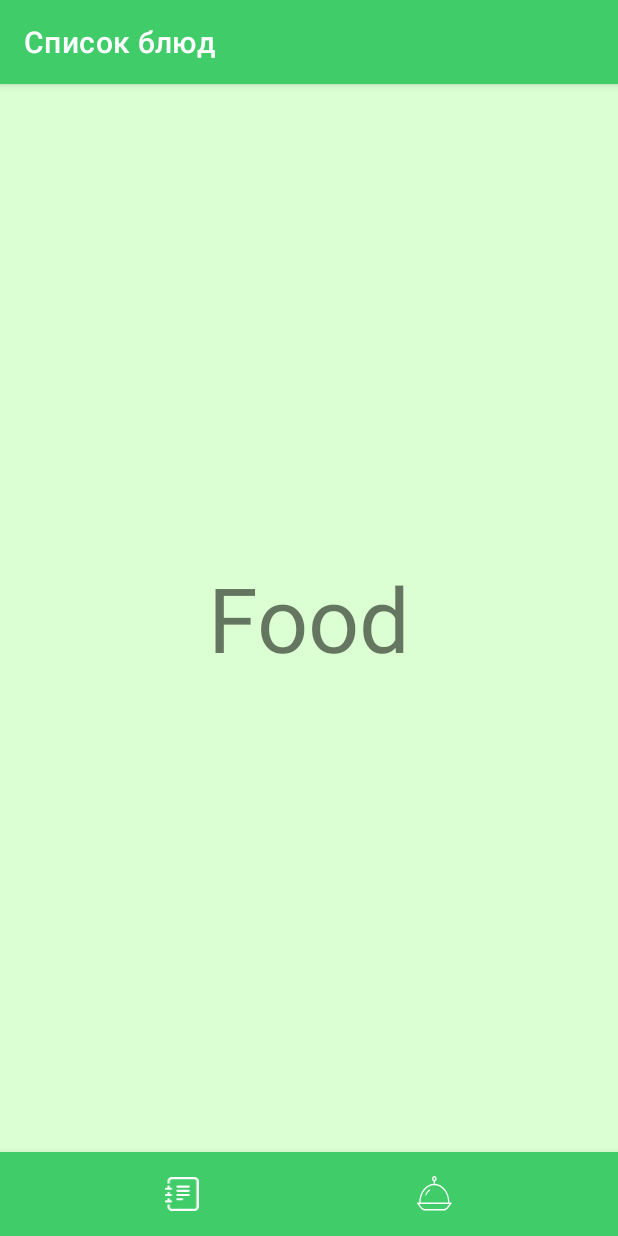
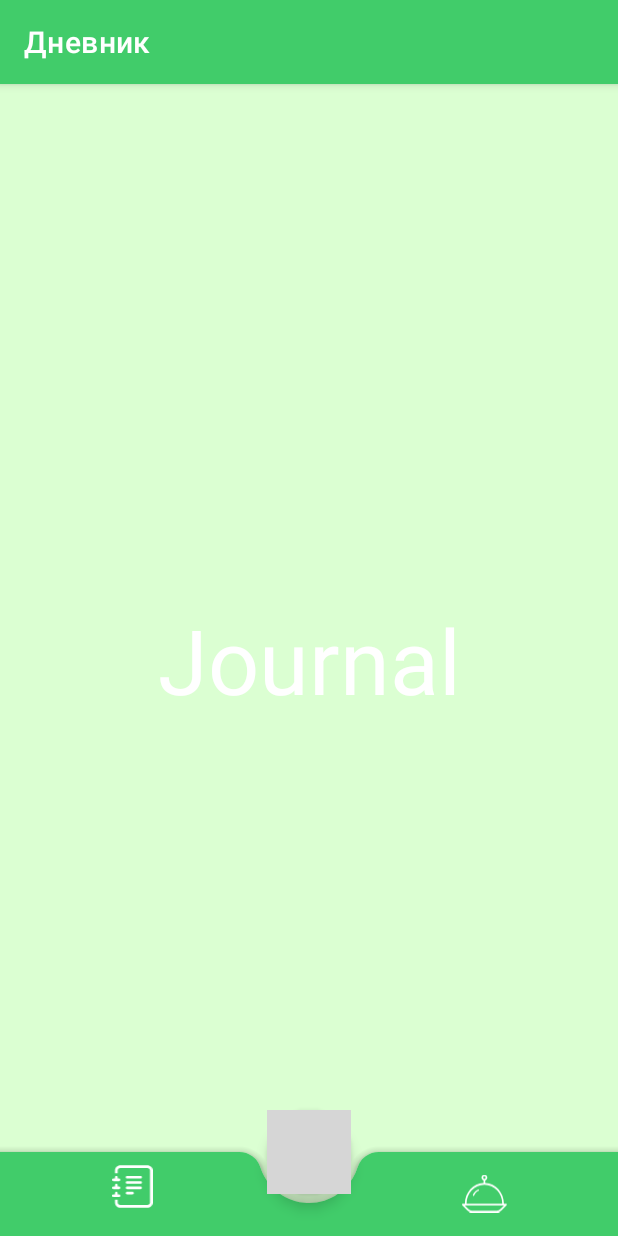
Before and after one commit to Designeed/Healthy, an Android app: the screen it shows after launch (MainActivity), item 2 of the bottom bar chosen, on a phone screen of 412 x 824 dp. Run offline under Robolectric (Android 15) with nearby library versions, the phone set to English and light mode, and no system bars; our stand-ins replace navigation-ui; grey boxes are pictures that could not be loaded.

Commit message:
added bottom app bar

```diff
--- a/app/build.gradle
+++ b/app/build.gradle
@@ -50,6 +50,7 @@ dependencies {
     implementation 'org.jetbrains.kotlinx:kotlinx-coroutines-android:1.6.0'
     implementation 'androidx.legacy:legacy-support-v4:1.0.0'
 
+    //for unit-test
     testImplementation 'junit:junit:4.+'
     androidTestImplementation 'androidx.test.ext:junit:1.1.3'
     androidTestImplementation 'androidx.test.espresso:espresso-core:3.4.0'
--- a/app/src/main/java/com/example/healthy/presentation/MainActivity.kt
+++ b/app/src/main/java/com/example/healthy/presentation/MainActivity.kt
@@ -7,21 +7,23 @@ import androidx.navigation.ui.AppBarConfiguration
 import androidx.navigation.ui.setupActionBarWithNavController
 import androidx.navigation.ui.setupWithNavController
 import com.example.healthy.R
+import com.example.healthy.R.id.bottomNavigationView
 import com.google.android.material.bottomnavigation.BottomNavigationView
 
 class MainActivity : AppCompatActivity() {
-
-
     override fun onCreate(savedInstanceState: Bundle?) {
         super.onCreate(savedInstanceState)
         setContentView(R.layout.activity_main)
 
-        val bottomNavigationView = findViewById<BottomNavigationView>(R.id.bottom_navigation)
+        findViewById<BottomNavigationView>(bottomNavigationView).menu.getItem(1).isEnabled = false
+
+        val bottomNavigationView: BottomNavigationView = findViewById(bottomNavigationView)
         val navController = findNavController(R.id.containerView)
 
         bottomNavigationView.setupWithNavController(navController)
 
-        val appBarConfiguration = AppBarConfiguration(setOf(R.id.fragment_food ,R.id.fragment_journal))
+        val appBarConfiguration = AppBarConfiguration(setOf(R.id.fragment_journal ,R.id.fragment_food))
+
         setupActionBarWithNavController(navController, appBarConfiguration)
     }
 }
--- a/app/src/main/res/drawable/ic_food.xml
+++ b/app/src/main/res/drawable/ic_food.xml
@@ -1,9 +1,9 @@
 <?xml version="1.0" encoding="utf-8"?>
 <vector xmlns:android="http://schemas.android.com/apk/res/android"
-    android:width="50dp"
-    android:height="50dp"
-    android:viewportWidth="30"
-    android:viewportHeight="24">
+    android:width="30dp"
+    android:height="25dp"
+    android:viewportWidth="29"
+    android:viewportHeight="23">
 
     <path
         android:fillColor="#ffffff"
--- a/app/src/main/res/drawable/ic_journal.xml
+++ b/app/src/main/res/drawable/ic_journal.xml
@@ -1,7 +1,7 @@
 <?xml version="1.0" encoding="utf-8"?>
 <vector xmlns:android="http://schemas.android.com/apk/res/android"
-    android:width="33dp"
-    android:height="36dp"
+    android:width="23dp"
+    android:height="26dp"
     android:viewportWidth="23"
     android:viewportHeight="26">
 
--- a/app/src/main/res/layout/activity_main.xml
+++ b/app/src/main/res/layout/activity_main.xml
@@ -1,32 +1,56 @@
 <?xml version="1.0" encoding="utf-8"?>
-<androidx.constraintlayout.widget.ConstraintLayout xmlns:android="http://schemas.android.com/apk/res/android"
+<androidx.coordinatorlayout.widget.CoordinatorLayout xmlns:android="http://schemas.android.com/apk/res/android"
     xmlns:app="http://schemas.android.com/apk/res-auto"
     xmlns:tools="http://schemas.android.com/tools"
     android:layout_width="match_parent"
     android:layout_height="match_parent"
     tools:context=".presentation.MainActivity">
 
+    <androidx.core.widget.NestedScrollView
+        android:layout_width="match_parent"
+        android:layout_height="match_parent"
+        android:fillViewport="true"
+        android:fitsSystemWindows="true"
+        app:layout_behavior="@string/appbar_scrolling_view_behavior">
+
         <fragment
             android:id="@+id/containerView"
             android:layout_width="match_parent"
             android:layout_height="0dp"
             android:name="androidx.navigation.fragment.NavHostFragment"
-        app:layout_constraintLeft_toLeftOf="parent"
-        app:layout_constraintTop_toTopOf="parent"
-        app:layout_constraintLeft_toRightOf="parent"
-        app:layout_constraintBottom_toTopOf="@id/bottom_navigation"
+            android:layout_gravity="top"
             app:defaultNavHost="true"
             app:navGraph="@navigation/nav_app"/>
+    </androidx.core.widget.NestedScrollView>
+
+    <com.google.android.material.bottomappbar.BottomAppBar
+        android:id="@+id/bottomAppBar"
+        android:layout_width="match_parent"
+        android:layout_height="wrap_content"
+        android:layout_gravity="bottom"
+        app:fabCradleRoundedCornerRadius="15dp"
+        app:fabCradleMargin="6dp"
+        style="@style/AppBarColor">
 
         <com.google.android.material.bottomnavigation.BottomNavigationView
-        android:id="@+id/bottom_navigation"
+            android:id="@+id/bottomNavigationView"
             android:layout_width="match_parent"
             android:layout_height="wrap_content"
-        app:layout_constraintBottom_toBottomOf="parent"
-        app:layout_constraintLeft_toLeftOf="parent"
-        app:layout_constraintRight_toRightOf="parent"
-        app:labelVisibilityMode="unlabeled"
-        app:menu="@menu/menu"
-        style="@style/BottomNavigation"/>
+            android:layout_marginStart="30dp"
+            android:layout_marginEnd="30dp"
+            app:itemIconSize="30dp"
+            app:elevation="0dp"
+            android:background="@android:color/transparent"
+            app:itemIconTint="@color/white"
+            app:labelVisibilityMode="selected"
+            app:menu="@menu/menu"/>
+    </com.google.android.material.bottomappbar.BottomAppBar>
 
-</androidx.constraintlayout.widget.ConstraintLayout>
+    <com.google.android.material.floatingactionbutton.FloatingActionButton
+        android:id="@+id/fab"
+        android:layout_width="wrap_content"
+        android:layout_height="wrap_content"
+        android:src="@drawable/ic_add_note"
+        app:layout_anchor="@id/bottomAppBar"
+        tools:ignore="ContentDescription,SpeakableTextPresentCheck,ImageContrastCheck" />
+</androidx.coordinatorlayout.widget.CoordinatorLayout>
--- a/app/src/main/res/layout/fragment_food.xml
+++ b/app/src/main/res/layout/fragment_food.xml
@@ -9,6 +9,7 @@
         android:layout_width="match_parent"
         android:layout_height="match_parent"
         android:text="Food"
+        android:textColor="@color/white"
         android:textSize="60sp"
         android:gravity="center"/>
 
--- a/app/src/main/res/layout/fragment_journal.xml
+++ b/app/src/main/res/layout/fragment_journal.xml
@@ -8,8 +8,8 @@
     <TextView
         android:layout_width="match_parent"
         android:layout_height="match_parent"
-        android:text="journal"
-        android:textSize="60sp"
-        android:gravity="center"/>
-
+        android:gravity="center"
+        android:text="Journal"
+        android:textColor="@color/white"
+        android:textSize="60sp" />
 </androidx.constraintlayout.widget.ConstraintLayout>
--- a/app/src/main/res/menu/menu.xml
+++ b/app/src/main/res/menu/menu.xml
@@ -8,6 +8,10 @@
         tools:ignore="MenuTitle"/>
 
     <item
+        android:id="@+id/placeholder"
+        tools:ignore="MenuTitle"/>
+
+    <item
         android:id="@+id/fragment_food"
         android:icon="@drawable/ic_food"
         android:iconTint="@color/white"
--- a/app/src/main/res/values-night/themes.xml
+++ b/app/src/main/res/values-night/themes.xml
@@ -1,21 +1,23 @@
 <resources xmlns:tools="http://schemas.android.com/tools">
     <!-- Base application theme. -->
     <style name="Theme.Healthy" parent="Theme.MaterialComponents.DayNight.DarkActionBar">
+
         <!-- Primary brand color. -->
         <item name="colorPrimary">@color/DarkToxicGreen</item>
         <item name="colorPrimaryVariant">@color/teal_200</item>
         <item name="colorOnPrimary">@color/teal_200</item>
+        <item name="android:windowBackground">@color/DarkMainBackground</item>
+
         <!-- Secondary brand color. -->
-        <item name="colorSecondary">@color/teal_200</item>
+        <item name="colorSecondary">@color/DarkToxicGreen</item>
         <item name="colorSecondaryVariant">@color/teal_200</item>
-        <item name="colorOnSecondary">@color/teal_200</item>
+        <item name="colorOnSecondary">@color/white</item>
 
         <!-- Status and navigation bar color -->
         <item name="android:statusBarColor" tools:targetApi="l">?attr/colorPrimary</item>
         <item name="android:navigationBarColor">@color/DarkToxicGreen</item>
 
         <item name="actionBarStyle">@style/ActionBarStyle</item>
-        <item name="android:windowBackground">@color/DarkMainBackground</item>
     </style>
 
     <style name="SplashScreen" parent="Theme.AppCompat.DayNight.NoActionBar">
@@ -24,12 +26,9 @@
 
     <style name="ActionBarStyle" parent="Widget.AppCompat.ActionBar.Solid">
         <item name="android:background">@color/DarkToxicGreen</item>
-        <item name="android:textColorPrimary">@color/teal_200</item>
     </style>
 
-    <style name="BottomNavigation" parent="ThemeOverlay.Material3.NavigationView">
-        <item name="android:background">@color/DarkToxicGreen</item>
-        <item name="itemIconTint">@color/white</item>
+    <style name="AppBarColor">
+        <item name="backgroundTint">@color/DarkToxicGreen</item>
     </style>
-
 </resources>
--- a/app/src/main/res/values/themes.xml
+++ b/app/src/main/res/values/themes.xml
@@ -1,6 +1,7 @@
 <resources xmlns:tools="http://schemas.android.com/tools">
     <!-- Base application theme. -->
     <style name="Theme.Healthy" parent="Theme.MaterialComponents.DayNight.DarkActionBar">
+
         <!-- Primary brand color. -->
         <item name="colorPrimary">@color/ToxicGreen</item>
         <item name="colorPrimaryVariant">@color/teal_200</item>
@@ -8,22 +9,19 @@
         <item name="android:windowBackground">@color/MainBackGround</item>
 
         <!-- Secondary brand color. -->
-        <item name="colorSecondary">@color/teal_200</item>
+        <item name="colorSecondary">@color/ToxicGreen</item>
         <item name="colorSecondaryVariant">@color/teal_200</item>
-        <item name="colorOnSecondary">@color/teal_200</item>
+        <item name="colorOnSecondary">@color/white</item>
 
         <!-- Status and navigation bar color -->
         <item name="android:statusBarColor" tools:targetApi="l">?attr/colorPrimary</item>
-        <item name="android:navigationBarColor">@color/ToxicGreen</item>
     </style>
 
     <style name="SplashScreen" parent="Theme.AppCompat.DayNight.NoActionBar">
         <item name="android:windowBackground">@drawable/splash_screen</item>
     </style>
 
-    <style name="BottomNavigation" parent="ThemeOverlay.Material3.NavigationView">
-        <item name="android:background">@color/ToxicGreen</item>
-        <item name="background">@color/ToxicGreen</item>
-        <item name="itemIconTint">@color/white</item>
+    <style name="AppBarColor">
+        <item name="backgroundTint">@color/ToxicGreen</item>
     </style>
 </resources>
```
Lines whose indentation alone changed are shown as unchanged.
